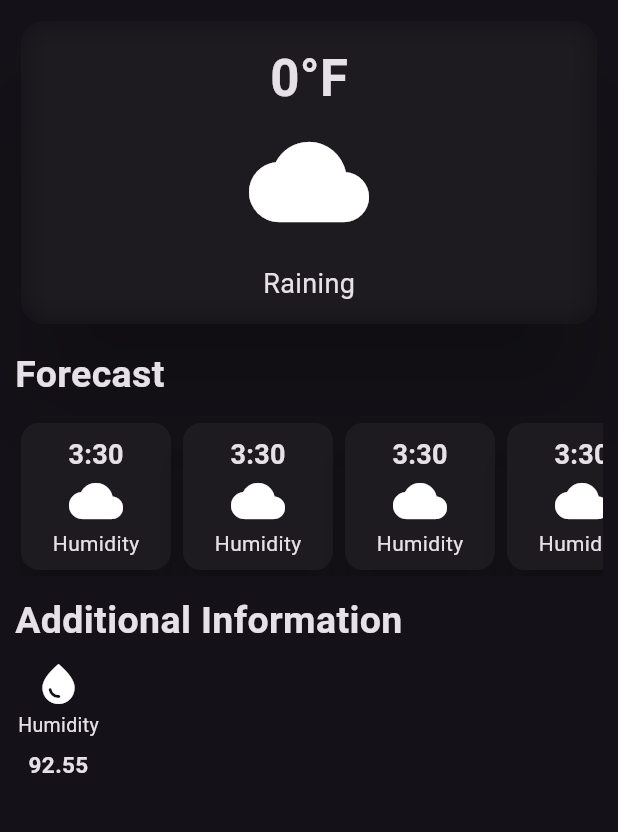
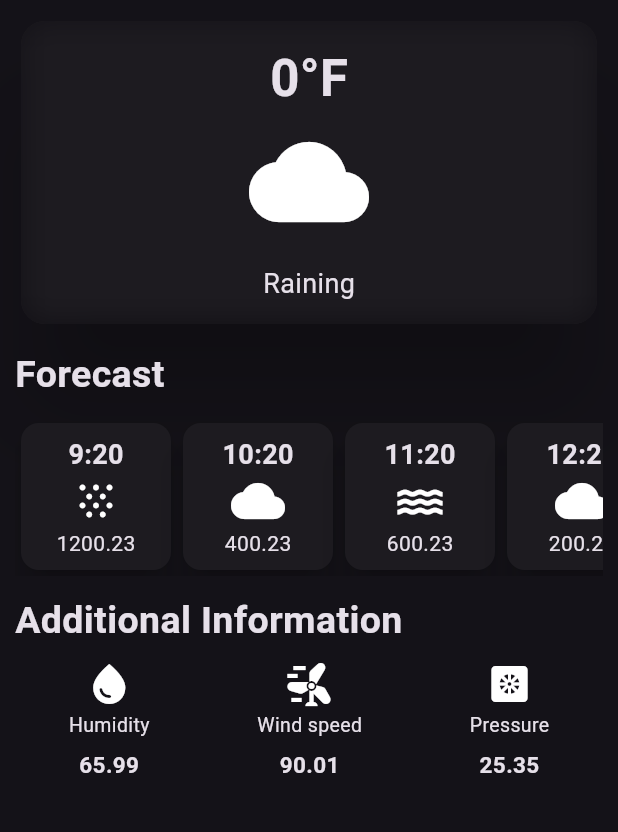
Before and after one commit to i-osama/Flutter-Weather-Application, a Flutter app: the screen it shows after launch, on a phone screen of 412 x 824 dp, the part 84-916 px from its top. Run offline on Flutter 3.47's test engine with Material 3 defaults, Android fonts, the phone set to English and light mode, and no system bars.

Commit message:
variable and data changes

```diff
--- a/lib/WeatherAppScreen.dart
+++ b/lib/WeatherAppScreen.dart
@@ -12,6 +12,7 @@ class WeatherAppScreen extends StatelessWidget {
   Widget build(BuildContext context) {
     return Scaffold(
       appBar: AppBar(
+        // elevation: 1,
         title: const Text(
           AppName,
           style: TextStyle(
@@ -110,14 +111,24 @@ class WeatherAppScreen extends StatelessWidget {
               scrollDirection: Axis.horizontal,
               child: Row(
                 children: [
-                  HourlyWeatherForecast(),
-                  HourlyWeatherForecast(),
-                  HourlyWeatherForecast(),
-                  HourlyWeatherForecast(),
-                  HourlyWeatherForecast(),
-                  HourlyWeatherForecast(),
-                  HourlyWeatherForecast(),
-                  HourlyWeatherForecast(),
+                  HourlyWeatherForecast(
+                    time: "9:20",
+                    speed: 1200.2323,
+                    icon: Icons.snowing,
+                  ),
+                  HourlyWeatherForecast(time: "10:20", speed: 400.2323),
+                  HourlyWeatherForecast(
+                    time: "11:20",
+                    speed: 600.2323,
+                    icon: Icons.water,
+                  ),
+                  HourlyWeatherForecast(time: "12:20", speed: 200.2323),
+                  HourlyWeatherForecast(
+                    time: "1:20",
+                    speed: 800.2323,
+                    icon: Icons.waves,
+                  ),
+                  HourlyWeatherForecast(time: "2:20", speed: 100.2323),
                 ],
               ),
             ),
@@ -130,8 +141,22 @@ class WeatherAppScreen extends StatelessWidget {
 
             const SizedBox(height: 8),
             const Row(
+              mainAxisAlignment: MainAxisAlignment.spaceAround,
               children: [
-                AdditionalInformation(),
+                AdditionalInformation(
+                  situation: "Humidity",
+                  amount: 65.99,
+                ),
+                AdditionalInformation(
+                  situation: "Wind speed",
+                  amount: 90.01,
+                  icon: Icons.wind_power,
+                ),
+                AdditionalInformation(
+                  situation: "Pressure",
+                  amount: 25.35,
+                  icon: Icons.heat_pump,
+                ),
               ],
             )
           ],
--- a/lib/additional_info.dart
+++ b/lib/additional_info.dart
@@ -1,28 +1,35 @@
 import 'package:flutter/material.dart';
 
 class AdditionalInformation extends StatelessWidget {
-  const AdditionalInformation({super.key});
+  final String situation;
+  final double amount;
+  final dynamic icon;
+  const AdditionalInformation(
+      {super.key,
+      required this.situation,
+      required this.amount,
+      this.icon = Icons.water_drop});
 
   @override
   Widget build(BuildContext context) {
-    return const Column(
+    return Column(
       children: [
         Icon(
-          Icons.water_drop,
+          icon,
           size: 32,
         ),
         Padding(
-          padding: EdgeInsets.all(2.0),
+          padding: const EdgeInsets.all(2.0),
           child: Text(
-            "Humidity",
-            style: TextStyle(fontSize: 13),
+            situation,
+            style: const TextStyle(fontSize: 13),
           ),
         ),
         Padding(
-          padding: EdgeInsets.all(4.0),
+          padding: const EdgeInsets.all(4.0),
           child: Text(
-            "92.55",
-            style: TextStyle(fontSize: 15, fontWeight: FontWeight.bold),
+            amount.toStringAsFixed(2),
+            style: const TextStyle(fontSize: 15, fontWeight: FontWeight.bold),
           ),
         ),
       ],
--- a/lib/hourly_weather_forecast.dart
+++ b/lib/hourly_weather_forecast.dart
@@ -1,7 +1,14 @@
 import 'package:flutter/material.dart';
 
 class HourlyWeatherForecast extends StatelessWidget {
-  const HourlyWeatherForecast({super.key});
+  final String time;
+  final double speed;
+  final dynamic icon;
+  const HourlyWeatherForecast(
+      {super.key,
+      required this.time,
+      required this.speed,
+      this.icon = Icons.cloud});
 
   @override
   Widget build(BuildContext context) {
@@ -11,20 +18,20 @@ class HourlyWeatherForecast extends StatelessWidget {
         width: 100,
         padding: const EdgeInsets.all(8),
         decoration: BoxDecoration(borderRadius: BorderRadius.circular(10)),
-        child: const Column(
+        child: Column(
           mainAxisAlignment: MainAxisAlignment.center,
           children: [
             Text(
-              "3:30",
-              style: TextStyle(fontSize: 18, fontWeight: FontWeight.bold),
+              time,
+              style: const TextStyle(fontSize: 18, fontWeight: FontWeight.bold),
             ),
             Icon(
-              Icons.cloud,
+              icon,
               size: 36,
             ),
             Text(
-              "Humidity",
-              style: TextStyle(fontSize: 14),
+              speed.toStringAsFixed(2),
+              style: const TextStyle(fontSize: 14),
             )
           ],
         ),
--- a/lib/main.dart
+++ b/lib/main.dart
@@ -15,6 +15,7 @@ class MyApp extends StatelessWidget {
       theme: ThemeData.dark(useMaterial3: true).copyWith(
           appBarTheme:
               const AppBarTheme(color: Color.fromARGB(255, 84, 190, 86))),
+      // const AppBarTheme(color: Color.fromARGB(255, 84, 190, 86))),
       home: const WeatherAppScreen(),
     );
   }
```
